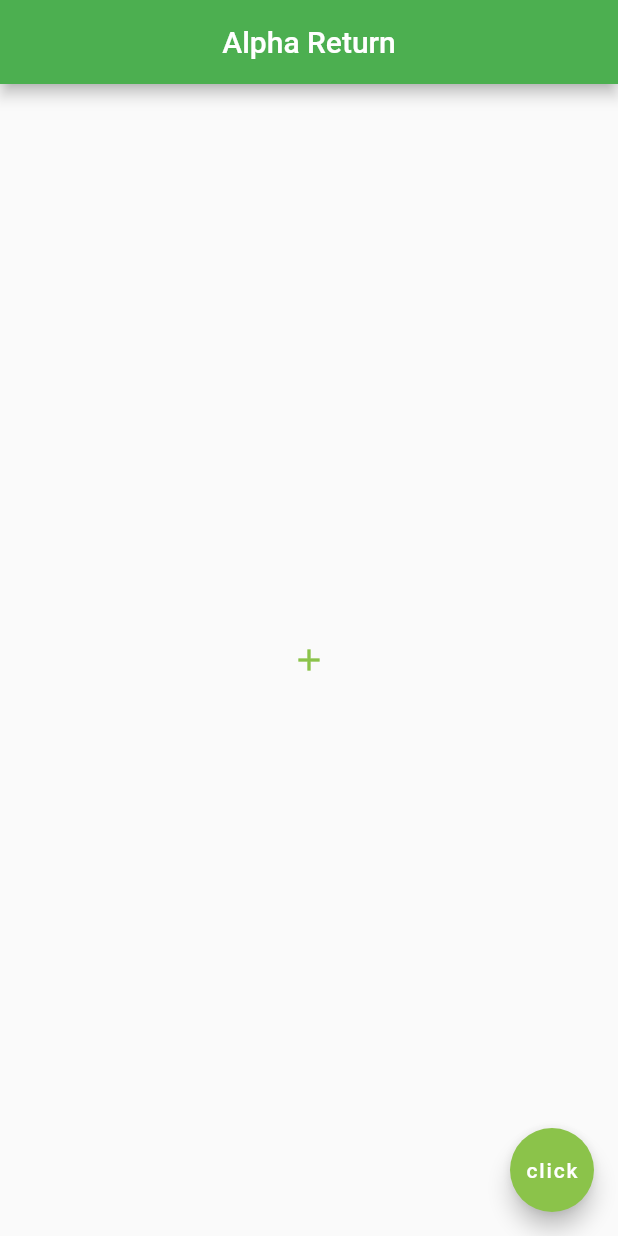
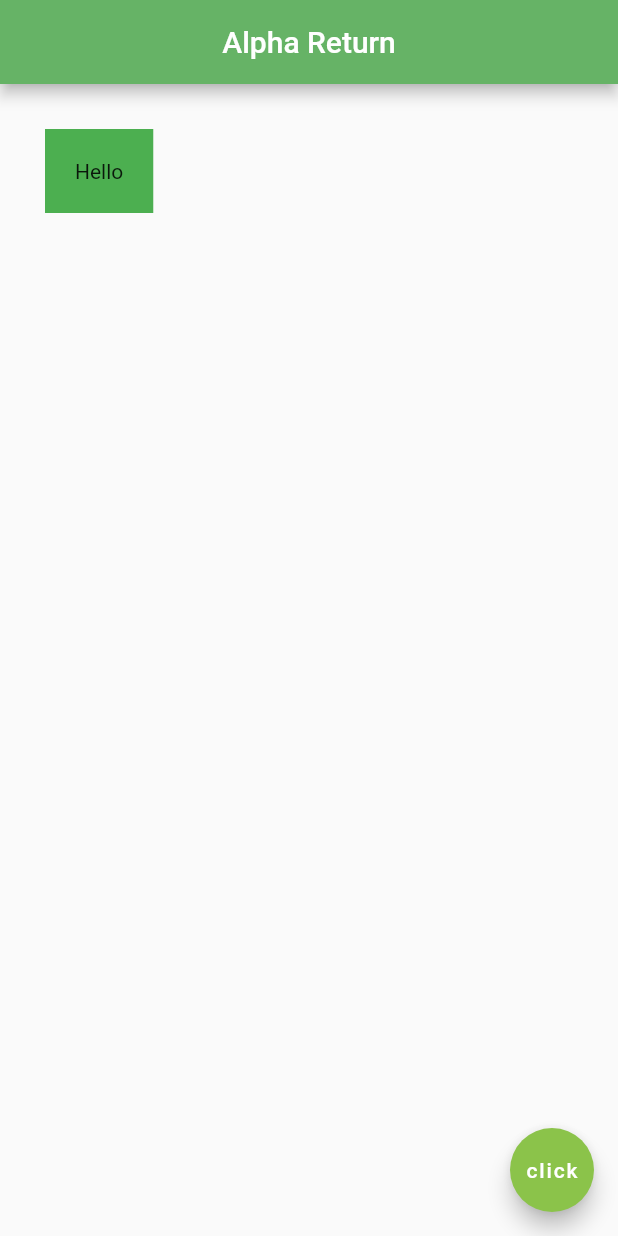
Before and after one commit to andrew-d-gordon/alpha-return, a Flutter app: the screen it shows after launch, on a phone screen of 412 x 824 dp. Run offline on Flutter 3.47's test engine with Material 2 defaults, Android fonts, the phone set to English and light mode, and no system bars.

Commit message:
Added basic container

```diff
--- a/src/flutter_src/lib/main.dart
+++ b/src/flutter_src/lib/main.dart
@@ -20,24 +20,17 @@ class Home extends StatelessWidget {
       appBar: AppBar(
         title: const Text('Alpha Return'),
         centerTitle: true,
-        backgroundColor: Colors.green,
+        backgroundColor: Color(0xff66b366),
       ),
-      body: Center(
-        /*child: Text(
-          'hello brother',
-          style: TextStyle(
-            fontSize: 20,
-            fontWeight: FontWeight.bold,
-            letterSpacing: 2.0,
-            color: Colors.grey,
-            fontFamily: 'Merriweather',
-          )
-        ),*/
-        child: IconButton(
-          onPressed: () {print('you clicked me');},
-          icon: Icon(Icons.add),
-          color: Colors.lightGreen,
-        ),
+      body: /*Padding(
+        padding: EdgeInsets.all(30.0),
+        child: Text('Hello'),
+      ),*/
+      Container(
+        padding: EdgeInsets.all(20.0),
+        margin: EdgeInsets.all(30.0),
+        color: Colors.green,
+        child: Text('Hello')
       ),
       floatingActionButton: const FloatingActionButton(
         child: Text('click'),
```
